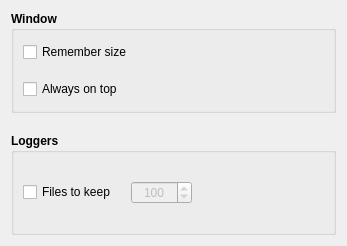
This is src/settingswindow.ui in RachidTagzen/Text-Digger as Qt 5 draws it before an edit. The edited form follows.
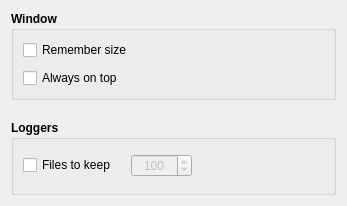
This is the edited form. Icons and pictures are not drawn.

Diff of the .ui file:
```diff
--- a/src/settingswindow.ui
+++ b/src/settingswindow.ui
@@ -7,7 +7,7 @@
     <x>0</x>
     <y>0</y>
     <width>347</width>
-    <height>246</height>
+    <height>206</height>
    </rect>
   </property>
   <property name="windowTitle">
@@ -32,6 +32,12 @@
       <string>Loggers</string>
      </property>
      <layout class="QGridLayout" name="gridLayout_2">
+      <property name="topMargin">
+       <number>9</number>
+      </property>
+      <property name="bottomMargin">
+       <number>9</number>
+      </property>
       <item row="0" column="0">
        <layout class="QHBoxLayout" name="horizontalLayout_2">
         <property name="spacing">
@@ -108,8 +114,14 @@
       <string>Window</string>
      </property>
      <layout class="QGridLayout" name="gridLayout_3">
+      <property name="topMargin">
+       <number>9</number>
+      </property>
+      <property name="bottomMargin">
+       <number>9</number>
+      </property>
       <property name="verticalSpacing">
-       <number>15</number>
+       <number>8</number>
       </property>
       <item row="2" column="0">
        <layout class="QHBoxLayout" name="horizontalLayout_4">
```
